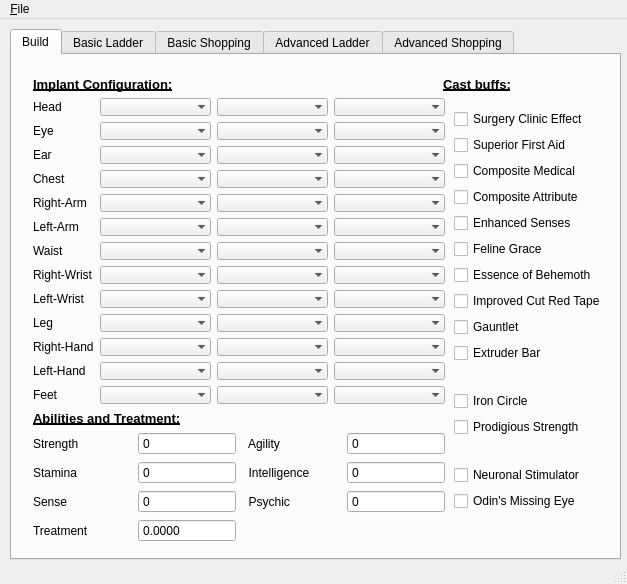
This is src/mainwindow.ui in davghouse/AOLadderer as Qt 5 draws it before an edit. The edited form follows.
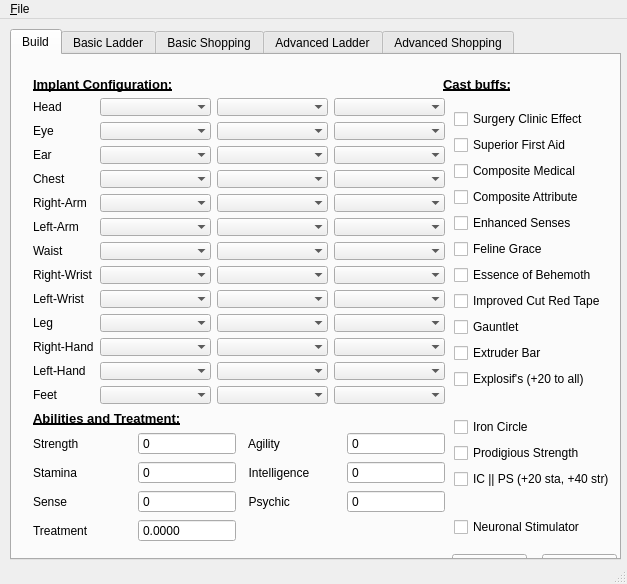
This is the edited form.

Diff of the .ui file:
```diff
--- a/src/mainwindow.ui
+++ b/src/mainwindow.ui
@@ -65,8 +65,8 @@
        <rect>
         <x>420</x>
         <y>10</y>
-        <width>171</width>
-        <height>481</height>
+        <width>175</width>
+        <height>489</height>
        </rect>
       </property>
       <layout class="QVBoxLayout" name="verticalLayout_5">
@@ -181,6 +181,13 @@
               </property>
              </widget>
             </item>
+            <item>
+             <widget class="QCheckBox" name="Explosifs">
+              <property name="text">
+               <string>Explosif's (+20 to all)</string>
+              </property>
+             </widget>
+            </item>
            </layout>
           </widget>
          </item>
@@ -201,6 +208,13 @@
               </property>
              </widget>
             </item>
+            <item>
+             <widget class="QCheckBox" name="ICPS">
+              <property name="text">
+               <string>IC || PS (+20 sta, +40 str)</string>
+              </property>
+             </widget>
+            </item>
            </layout>
           </widget>
          </item>
@@ -214,34 +228,11 @@
               </property>
              </widget>
             </item>
-            <item>
-             <widget class="QCheckBox" name="OME">
-              <property name="text">
-               <string notr="true">Odin's Missing Eye</string>
-              </property>
-             </widget>
-            </item>
            </layout>
           </widget>
          </item>
         </layout>
        </item>
-       <item>
-        <spacer name="verticalSpacer">
-         <property name="orientation">
-          <enum>Qt::Vertical</enum>
-         </property>
-         <property name="sizeType">
-          <enum>QSizePolicy::Ignored</enum>
-         </property>
-         <property name="sizeHint" stdset="0">
-          <size>
-           <width>20</width>
-           <height>40</height>
-          </size>
-         </property>
-        </spacer>
-       </item>
        <item>
         <layout class="QHBoxLayout" name="horizontalLayout">
          <item>
```
Left out of the diff: 3 changed lines with no effect on the pictures.
